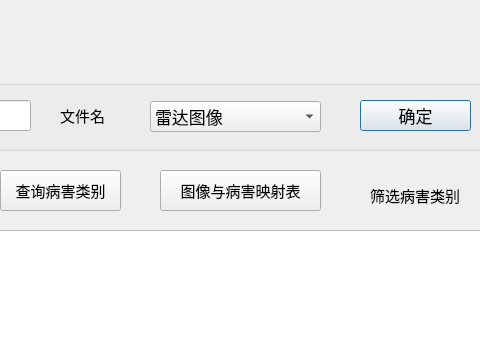
Before: the Qt Designer form MainWindow1.ui in mazhexu1995/GPR_Defect_Database_Manager, drawn with Qt 5; both pictures show x 450 to 930 and y 0 to 351 of the 1152 by 731 pixel window.
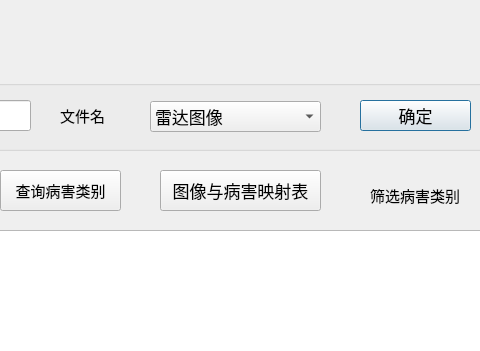
After: the same form once the commit is applied.

```diff
--- a/MainWindow1.ui
+++ b/MainWindow1.ui
@@ -12,7 +12,7 @@
   </property>
   <property name="font">
    <font>
-    <pointsize>11</pointsize>
+    <pointsize>13</pointsize>
    </font>
   </property>
   <property name="windowTitle">
```
Left out of the diff: 5 changed lines with no effect on the pictures.
